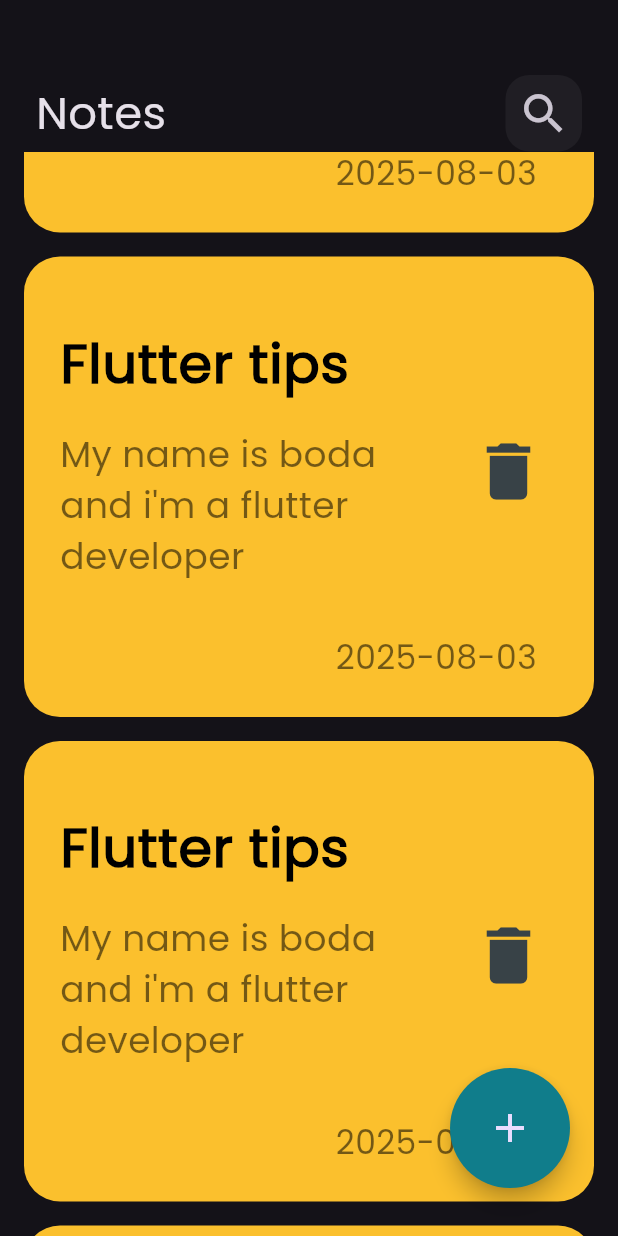
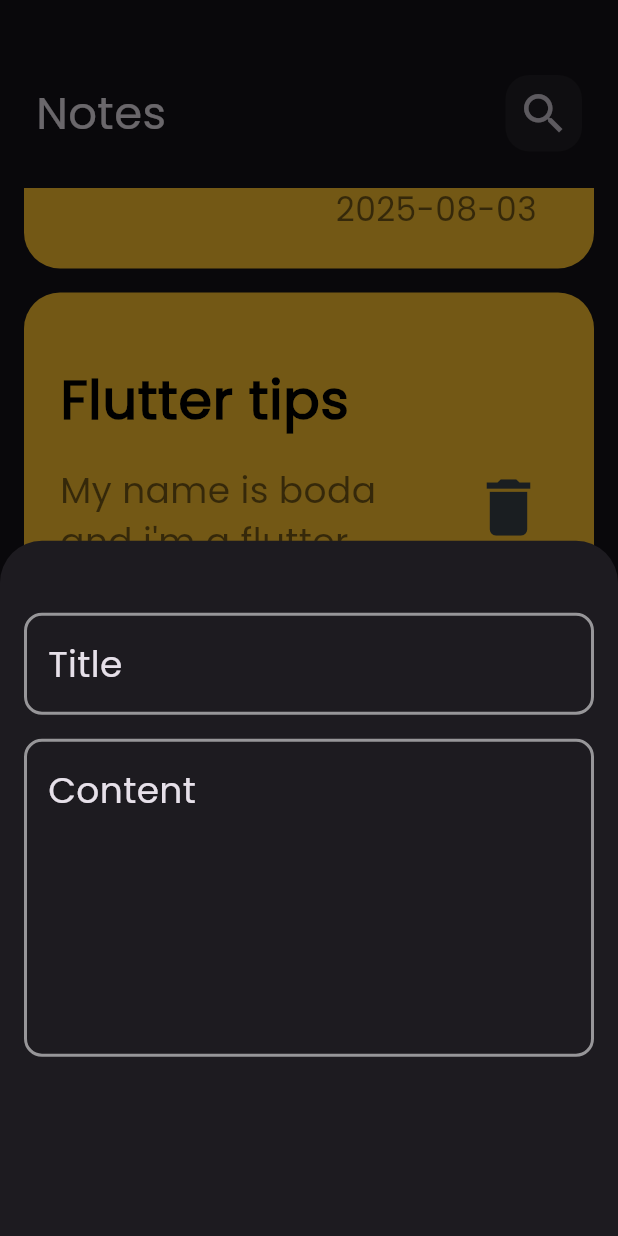
Before and after one commit to MoEhab74/Notes-App, a Flutter app: the screen it shows after launch, scrolled down 576 dp, after a tap on the "add" icon, on a phone screen of 412 x 824 dp. Run offline on Flutter 3.47's test engine with Material 3 defaults, Android fonts, the phone set to English and light mode, and no system bars.

Commit message:
Add fields to bottom sheet

```diff
--- a/lib/components/notes_list_view.dart
+++ b/lib/components/notes_list_view.dart
@@ -7,12 +7,16 @@ class NotesListView extends StatelessWidget {
   @override
   Widget build(BuildContext context) {
     return Expanded(
+      child: Padding(
+        padding: const EdgeInsets.symmetric(vertical: 24),
         child: ListView.builder(
+          padding: EdgeInsets.zero,
           shrinkWrap: true,
           itemCount: 10,
           itemBuilder: (context,index){
             return const NoteItem();
         }),
+      ),
     );
   }
 }
--- /dev/null
+++ b/lib/constants.dart
@@ -0,0 +1,3 @@
+import 'dart:ui';
+
+const kPrimaryColor = Color(0xff62FCD7);
--- a/lib/views/notes_view.dart
+++ b/lib/views/notes_view.dart
@@ -1,4 +1,6 @@
 import 'package:flutter/material.dart';
+import 'package:notes_app/constants.dart';
+import 'package:notes_app/widgets/add_note_bottom_sheet.dart';
 import 'package:notes_app/widgets/notes_view_body.dart';
 
 class NotesView extends StatelessWidget {
@@ -13,10 +15,14 @@ class NotesView extends StatelessWidget {
           height: 80,
           width: 80,
           child: FloatingActionButton(
-            backgroundColor:  const Color.fromARGB(255, 16, 125, 139),
-            onPressed: () {},
+            backgroundColor:  kPrimaryColor,
+            onPressed: () {
+              showModalBottomSheet(context: context, builder: (context){
+                return const AddNoteBottomSheet();
+              });
+            },
             shape: const CircleBorder(),
-            child: Icon(Icons.add, size: 32),
+            child: Icon(Icons.add, size: 32,color: Color.fromARGB(255, 56, 66, 71),),
           ),
         ),
       ),
--- /dev/null
+++ b/lib/widgets/add_note_bottom_sheet.dart
@@ -0,0 +1,21 @@
+import 'package:flutter/material.dart';
+import 'package:notes_app/widgets/custom_text_field.dart';
+
+class AddNoteBottomSheet extends StatelessWidget {
+  const AddNoteBottomSheet({super.key});
+
+  @override
+  Widget build(BuildContext context) {
+    return Padding(
+      padding: const EdgeInsets.symmetric(horizontal: 16,vertical: 24),
+      child: Column(
+        children: [
+          SizedBox(height: 24,),
+          CustomTextField(hintText: 'Title'),
+          SizedBox(height: 16,),
+          CustomTextField(hintText: 'Content', maxLines: 5)
+        ],
+      ),
+    );
+  }
+}
--- /dev/null
+++ b/lib/widgets/custom_text_field.dart
@@ -0,0 +1,34 @@
+import 'package:flutter/material.dart';
+import 'package:notes_app/constants.dart';
+
+class CustomTextField extends StatelessWidget {
+  const CustomTextField({super.key, required this.hintText, this.maxLines = 1});
+
+  final String hintText;
+  final int maxLines;
+
+  @override
+  Widget build(BuildContext context) {
+    return TextField(
+      maxLines: maxLines,
+      style: TextStyle(fontSize: 24),
+      cursorColor: kPrimaryColor,
+      decoration: InputDecoration(
+        hint: Text(
+          hintText,
+          style: TextStyle(fontSize: 24),
+        ),
+        enabledBorder: buildBorder(),
+        focusedBorder: buildBorder(color: kPrimaryColor),
+      ),
+    );
+  }
+
+  OutlineInputBorder buildBorder({Color? color}) {
+    return OutlineInputBorder(
+      borderSide: BorderSide(color: color ?? Colors.white54, width: 2),
+      borderRadius: BorderRadius.all(Radius.circular(12)),
+      gapPadding: 4.0,
+    );
+  }
+}
```
Lines whose indentation alone changed are shown as unchanged.
